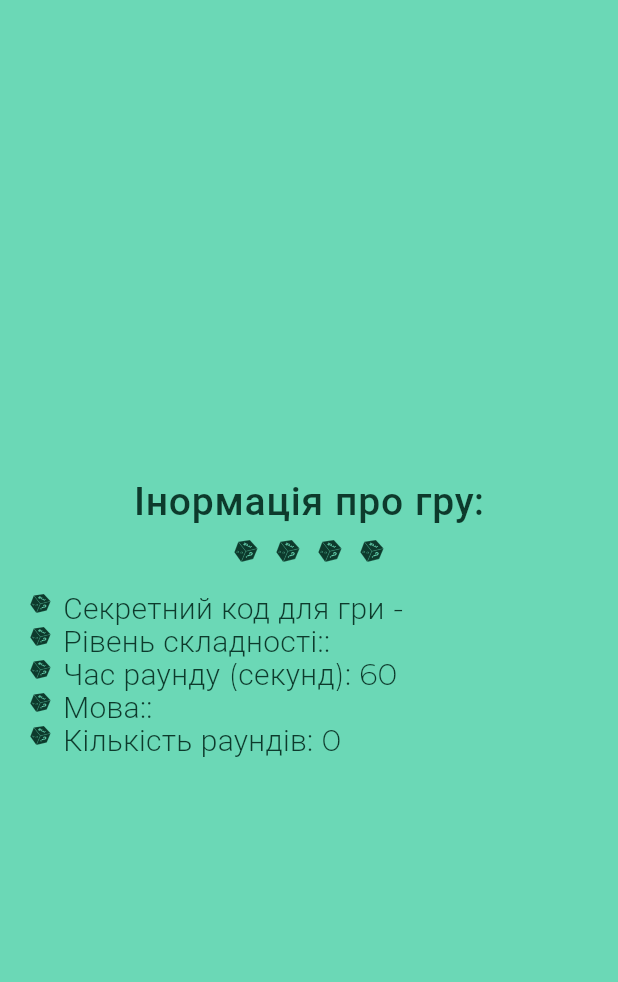
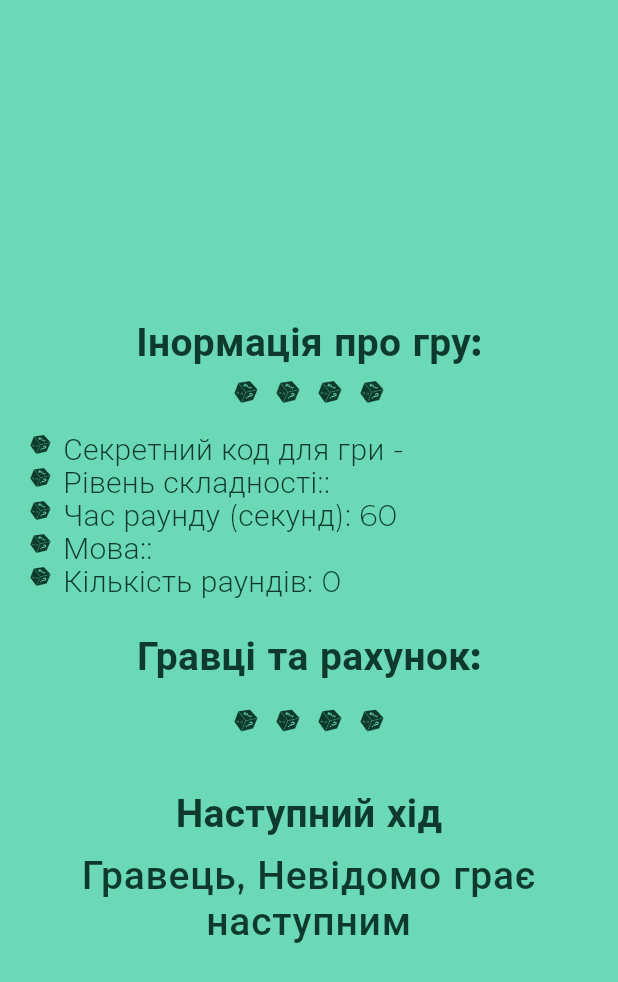
Before and after one commit to yutaDV/wordplay, a Flutter app: the GameDetailsWidget widget shown alone on an empty page, opened directly with empty values, on a phone screen of 412 x 824 dp. Shown: the top 982 px of the screen. Run offline on Flutter 3.47's test engine with Material 2 defaults, Android fonts, the phone set to English and light mode, and no system bars; our stand-ins replace cloud_firestore, equatable, firebase_core, flutter_bloc, flutter_svg; accounts and stored records are empty; generated files the repository leaves out were written again; project files that could hold a hidden picture were left out.

Commit message:
start game view

```diff
--- a/lib/features/start_game/widgets_start_game/game_details_widget.dart
+++ b/lib/features/start_game/widgets_start_game/game_details_widget.dart
@@ -21,7 +21,8 @@ class GameDetailsWidget extends StatelessWidget {
         mainAxisAlignment: MainAxisAlignment.center,
         children: [
           _buildGameInfo(context),
-          _buildPlayersInfo(),
+          _buildPlayersInfo(context),
+          NextMoveWidget(playerName: _getActivePlayerName()),
         ],
       ),
     );
@@ -31,51 +32,79 @@ class GameDetailsWidget extends StatelessWidget {
     return Column(
       children: [
         const SizedBox(height: 20),
-        Text(S.of(context).InfoGame,
-            textAlign: TextAlign.center,
-            style: Theme.of(context).textTheme.titleMedium),
+        Text(
+          S.of(context).InfoGame,
+          textAlign: TextAlign.center,
+          style: const TextStyle(
+            fontSize: 26.0,
+            fontWeight: FontWeight.bold,
+          ),
+        ),
         const SizedBox(height: 10),
         const LogoRowSmall(repeatCount: 4, logoSize: 16),
         const SizedBox(height: 20),
-
         Column(
           crossAxisAlignment: CrossAxisAlignment.start,
           children: [
             RowItem(context, const Logo(size: 14.0), '${S.of(context).accessCode} - ${game.accessCode}'),
-            RowItem(context,const Logo(size: 14.0), '${S.of(context).difficulty}: ${game.difficulty}'),
-            RowItem(context,const Logo(size: 14.0), '${S.of(context).roundTime}: ${game.roundTime}'),
-            RowItem(context,const Logo(size: 14.0), '${S.of(context).language}: ${game.language}'),
-            RowItem(context,const Logo(size: 14.0), '${S.of(context).numberOfRounds}: ${game.winAttemptThreshold}'),
+            RowItem(context, const Logo(size: 14.0), '${S.of(context).difficulty}: ${game.difficulty}'),
+            RowItem(context, const Logo(size: 14.0), '${S.of(context).roundTime}: ${game.roundTime}'),
+            RowItem(context, const Logo(size: 14.0), '${S.of(context).language}: ${game.language}'),
+            RowItem(context, const Logo(size: 14.0), '${S.of(context).numberOfRounds}: ${game.winAttemptThreshold}'),
           ],
         ),
+        const SizedBox(height: 24),
+        Text(
+          S.of(context).playersScore,
+          textAlign: TextAlign.center,
+          style: const TextStyle(
+            fontSize: 26.0,
+            fontWeight: FontWeight.bold,
+          ),
+        ),
         const SizedBox(height: 20),
-
+        const LogoRowSmall(repeatCount: 4, logoSize: 16),
+        const SizedBox(height: 20),
       ],
     );
   }
 
-  Widget _buildPlayersInfo() {
+  Widget _buildPlayersInfo(BuildContext context) {
     return Column(
+      crossAxisAlignment: CrossAxisAlignment.start,
       children: [
-        for (final player in playersDetails) ...[
-          _buildPlayerInfo(player),
-          _buildPlayerScores(player),
-          if (player['rounds'] != null && player['rounds'] is List<dynamic>) ...[
-            for (final roundData in player['rounds'] as List<dynamic>)
+        for (int i = 0; i < playersDetails.length; i++) ...[
+          _buildPlayerInfo(context, i, playersDetails[i]),
+          _buildPlayerScores(playersDetails[i]),
+          if (playersDetails[i]['rounds'] != null && playersDetails[i]['rounds'] is List<dynamic>) ...[
+            for (final roundData in playersDetails[i]['rounds'] as List<dynamic>)
               if (roundData != null && roundData is Map<String, dynamic>)
                 _buildRoundInfo(roundData),
           ],
+          const SizedBox(height: 10), // Відступ між гравцями
         ],
       ],
     );
   }
 
-  Widget _buildPlayerInfo(Map<String, dynamic> player) {
-    return Text('Гравець: ${player['name']}, Роль: ${player['role']}, Статус: ${player['playerStatus']}');
+  Widget _buildPlayerInfo(BuildContext context, int index, Map<String, dynamic> player) {
+    return Row(
+      children: [
+        const SizedBox(width: 16),
+        Text('${index + 1}.', style: const TextStyle(
+          fontSize: 20.0,
+          fontWeight: FontWeight.bold,
+        ),),
+        const SizedBox(width: 16),
+        Text('${player['name']}:', style: Theme.of(context).textTheme.titleSmall),
+        const SizedBox(width: 10),
+        Text('Рахунок: ${player['totalScore']}', style: Theme.of(context).textTheme.titleSmall),
+      ],
+    );
   }
 
   Widget _buildPlayerScores(Map<String, dynamic> player) {
-    return Text('Рахунок ${player['name']}: ${player['totalScore']}');
+    return SizedBox.shrink(); // Тут рахунок гравця, ви вже вивели в _buildPlayerInfo
   }
 
   Widget _buildRoundInfo(Map<String, dynamic> roundData) {
@@ -99,4 +128,42 @@ class GameDetailsWidget extends StatelessWidget {
       ],
     );
   }
+
+  String _getActivePlayerName() {
+    for (final player in playersDetails) {
+      if (player['role'] == 'active') {
+        return player['name'];
+      }
+    }
+    return 'Невідомо';
+  }
 }
+
+class NextMoveWidget extends StatelessWidget {
+  final String playerName;
+
+  NextMoveWidget({required this.playerName});
+
+  @override
+  Widget build(BuildContext context) {
+    return Column(
+      children: [
+        const SizedBox(height: 20),
+        Text(
+        S.of(context).nextMove,
+          textAlign: TextAlign.center,
+          style: const TextStyle(
+            fontSize: 26.0,
+            fontWeight: FontWeight.bold,
+          ),
+        ),
+        const SizedBox(height: 10),
+        Text(
+          '${S.of(context).player}, ${playerName} ${S.of(context).playsNext}',
+          textAlign: TextAlign.center,
+          style: Theme.of(context).textTheme.titleMedium,
+        ),
+      ],
+    );
+  }
+}
--- a/lib/l10n/intl_en.arb
+++ b/lib/l10n/intl_en.arb
@@ -43,5 +43,10 @@
   "StartPage": "Start page",
   "InfoGame": "Information about the game: ",
   "numberOfRounds": "Number of rounds",
+  "playersScore": "Players and score: ",
+  "nextMove": "The next move ",
+  "player": "Player",
+  "playsNext": "plays next",
+  "play": "play",
   "youHaveJoinedTheGame": "You have joined the game. Access Code - "
 }
--- a/lib/l10n/intl_uk.arb
+++ b/lib/l10n/intl_uk.arb
@@ -43,5 +43,10 @@
   "WaitingNotice": "Очікуйте доки перший гравець почне гру",
   "StartPage": "Старт гри",
   "InfoGame": "Інормація про гру: ",
+  "playersScore": "Гравці та рахунок: ",
+  "nextMove": "Наступний хід ",
+  "player": "Гравець",
+  "playsNext": "грає наступним",
+  "play": "грати",
   "youHaveJoinedTheGame": "Ви долучились до гри!  код гри  "
 }
```
Also changed, not shown: lib/features/start_game/start_game_page.dart (+18 -2 lines).
